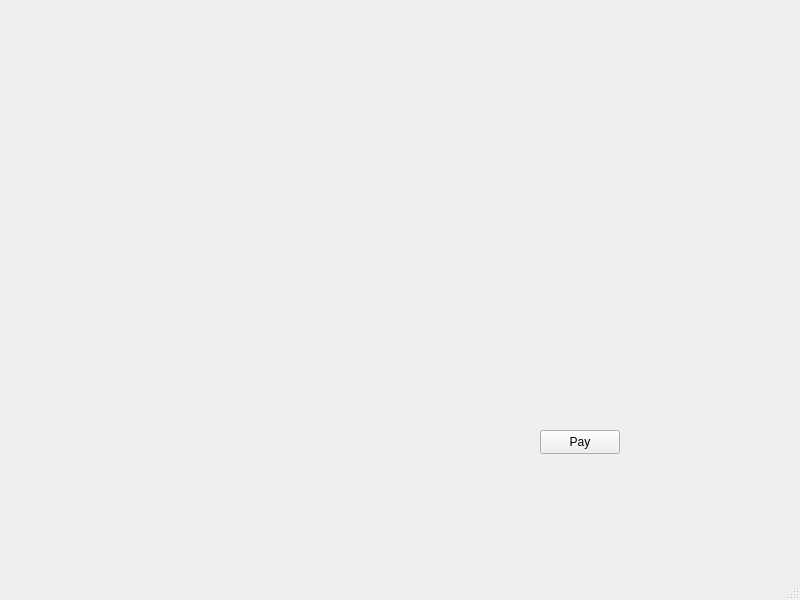
The window that FoodOrderingApp/payment.ui (xyang2316/OOP-project) describes before a commit, drawn with Qt 5.
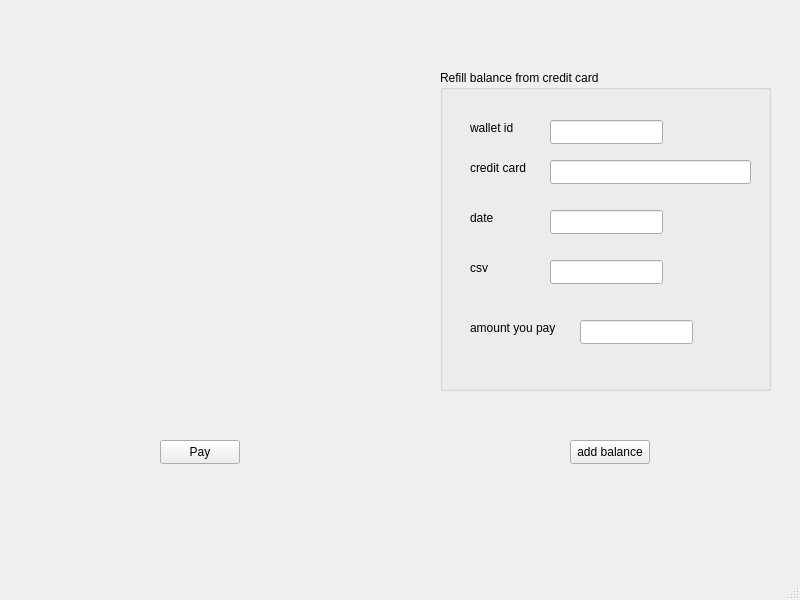
The same window after the commit.

The edit to the form file:
```diff
--- a/FoodOrderingApp/payment.ui
+++ b/FoodOrderingApp/payment.ui
@@ -17,8 +17,8 @@
    <widget class="QPushButton" name="pushButton">
     <property name="geometry">
      <rect>
-      <x>540</x>
-      <y>430</y>
+      <x>160</x>
+      <y>440</y>
       <width>80</width>
       <height>24</height>
      </rect>
@@ -27,6 +27,158 @@
      <string>Pay</string>
     </property>
    </widget>
+   <widget class="QPushButton" name="pushButton_2">
+    <property name="geometry">
+     <rect>
+      <x>570</x>
+      <y>440</y>
+      <width>80</width>
+      <height>24</height>
+     </rect>
+    </property>
+    <property name="text">
+     <string>add balance</string>
+    </property>
+   </widget>
+   <widget class="QGroupBox" name="groupBox">
+    <property name="geometry">
+     <rect>
+      <x>440</x>
+      <y>70</y>
+      <width>331</width>
+      <height>321</height>
+     </rect>
+    </property>
+    <property name="title">
+     <string>Refill balance from credit card</string>
+    </property>
+    <widget class="QLabel" name="label">
+     <property name="geometry">
+      <rect>
+       <x>30</x>
+       <y>90</y>
+       <width>131</width>
+       <height>16</height>
+      </rect>
+     </property>
+     <property name="text">
+      <string>credit card</string>
+     </property>
+    </widget>
+    <widget class="QLabel" name="label_2">
+     <property name="geometry">
+      <rect>
+       <x>30</x>
+       <y>140</y>
+       <width>58</width>
+       <height>16</height>
+      </rect>
+     </property>
+     <property name="text">
+      <string>date</string>
+     </property>
+    </widget>
+    <widget class="QLabel" name="label_">
+     <property name="geometry">
+      <rect>
+       <x>30</x>
+       <y>190</y>
+       <width>58</width>
+       <height>16</height>
+      </rect>
+     </property>
+     <property name="text">
+      <string>csv</string>
+     </property>
+    </widget>
+    <widget class="QLineEdit" name="lineEdit_creditCard">
+     <property name="geometry">
+      <rect>
+       <x>110</x>
+       <y>90</y>
+       <width>201</width>
+       <height>24</height>
+      </rect>
+     </property>
+    </widget>
+    <widget class="QLineEdit" name="lineEdit_expDate">
+     <property name="geometry">
+      <rect>
+       <x>110</x>
+       <y>140</y>
+       <width>113</width>
+       <height>24</height>
+      </rect>
+     </property>
+    </widget>
+    <widget class="QLineEdit" name="lineEdit_csv">
+     <property name="geometry">
+      <rect>
+       <x>110</x>
+       <y>190</y>
+       <width>113</width>
+       <height>24</height>
+      </rect>
+     </property>
+    </widget>
+    <widget class="QLineEdit" name="lineEdit_wid">
+     <property name="geometry">
+      <rect>
+       <x>110</x>
+       <y>50</y>
+       <width>113</width>
+       <height>24</height>
+      </rect>
+     </property>
+    </widget>
+    <widget class="QLabel" name="label_4">
+     <property name="geometry">
+      <rect>
+       <x>30</x>
+       <y>50</y>
+       <width>58</width>
+       <height>16</height>
+      </rect>
+     </property>
+     <property name="text">
+      <string>wallet id</string>
+     </property>
+    </widget>
+    <widget class="QLabel" name="label_5">
+     <property name="geometry">
+      <rect>
+       <x>30</x>
+       <y>250</y>
+       <width>121</width>
+       <height>16</height>
+      </rect>
+     </property>
+     <property name="text">
+      <string>amount you pay</string>
+     </property>
+    </widget>
+    <widget class="QLineEdit" name="lineEdit_payAmount">
+     <property name="geometry">
+      <rect>
+       <x>140</x>
+       <y>250</y>
+       <width>113</width>
+       <height>24</height>
+      </rect>
+     </property>
+    </widget>
+   </widget>
+   <widget class="QWidget" name="verticalLayoutWidget">
+    <property name="geometry">
+     <rect>
+      <x>90</x>
+      <y>90</y>
+      <width>261</width>
+      <height>301</height>
+     </rect>
+    </property>
+    <layout class="QVBoxLayout" name="verticalLayout"/>
+   </widget>
   </widget>
   <widget class="QMenuBar" name="menubar">
    <property name="geometry">
```
